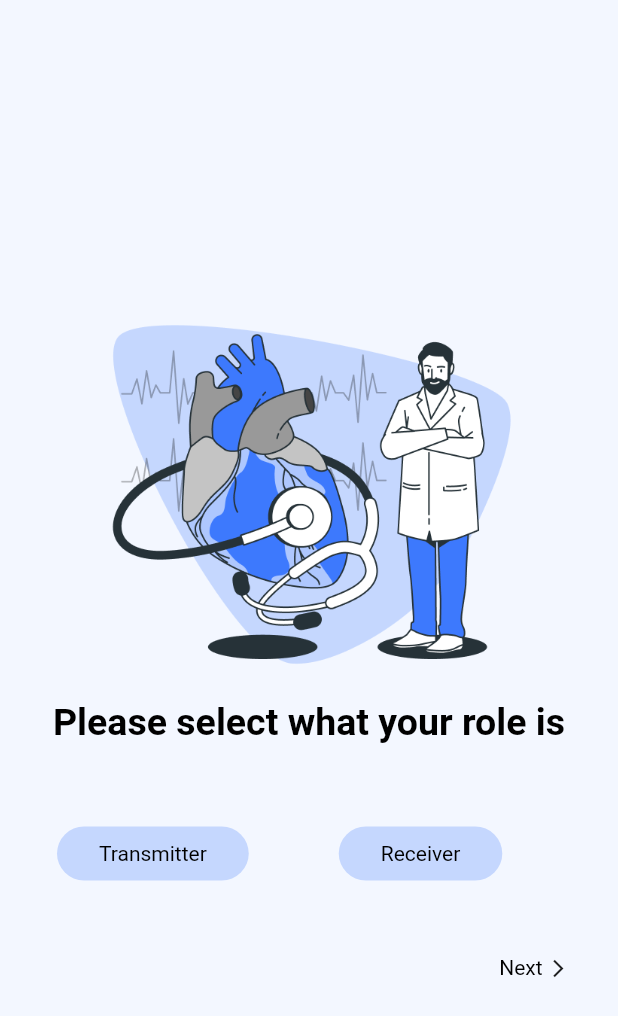
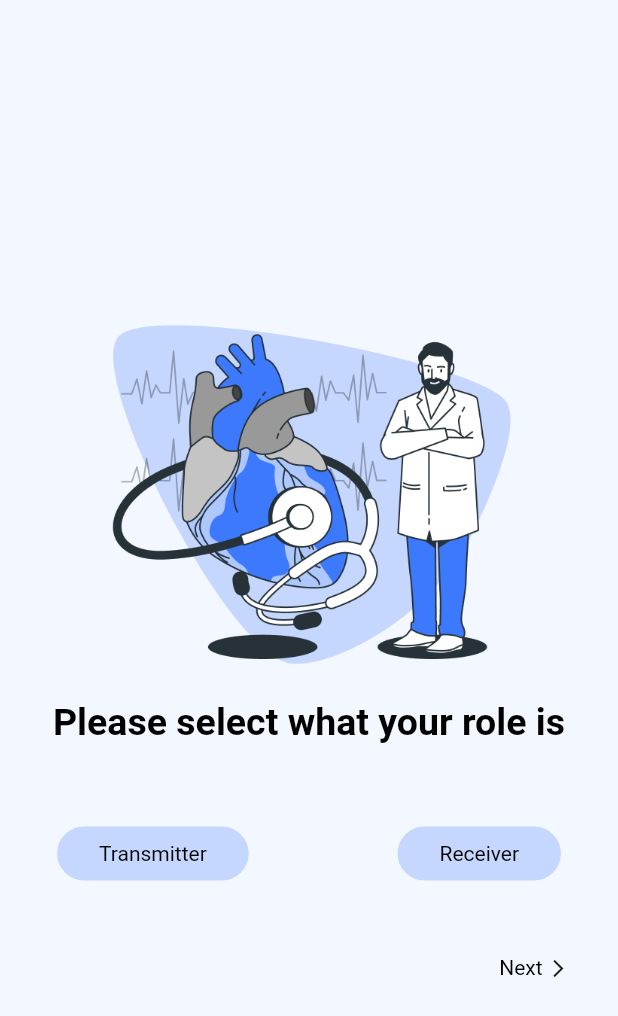
Before and after one commit to ruqaiyasattar/digitalstethoecopeAI, a Flutter app: the RolePage screen opened by its route, on a phone screen of 412 x 824 dp. Shown: the top 1016 px of the screen. Run offline on Flutter 3.47's test engine with Material 2 defaults, Android fonts, the phone set to English and light mode, and no system bars; missing offline and left inert: audio_waveforms.

Commit message:
Fixed Role page custom buttons overflow

```diff
--- a/lib/screens/RolePage.dart
+++ b/lib/screens/RolePage.dart
@@ -35,13 +35,14 @@ class RolePage extends StatelessWidget {
           Padding(
             padding: const EdgeInsets.only(top: 55, right: 38, left: 38),
             child: Row(
+              mainAxisAlignment: MainAxisAlignment.spaceBetween,
               children: const [
                  CustomButton(
                   txt: 'Transmitter',
                 ),
-                 SizedBox(
-                  width: 60,
-                ),
+                //  SizedBox(
+                //   width: 60,
+                // ),
                  CustomButton(
                   txt: 'Receiver',
                 )
```
